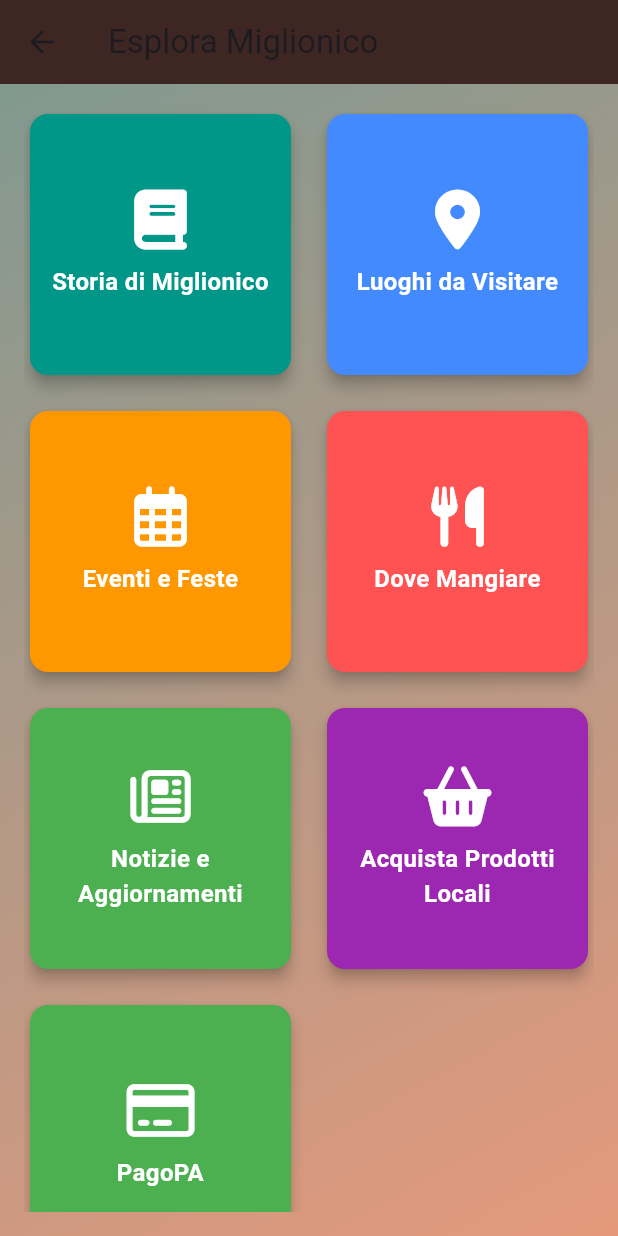
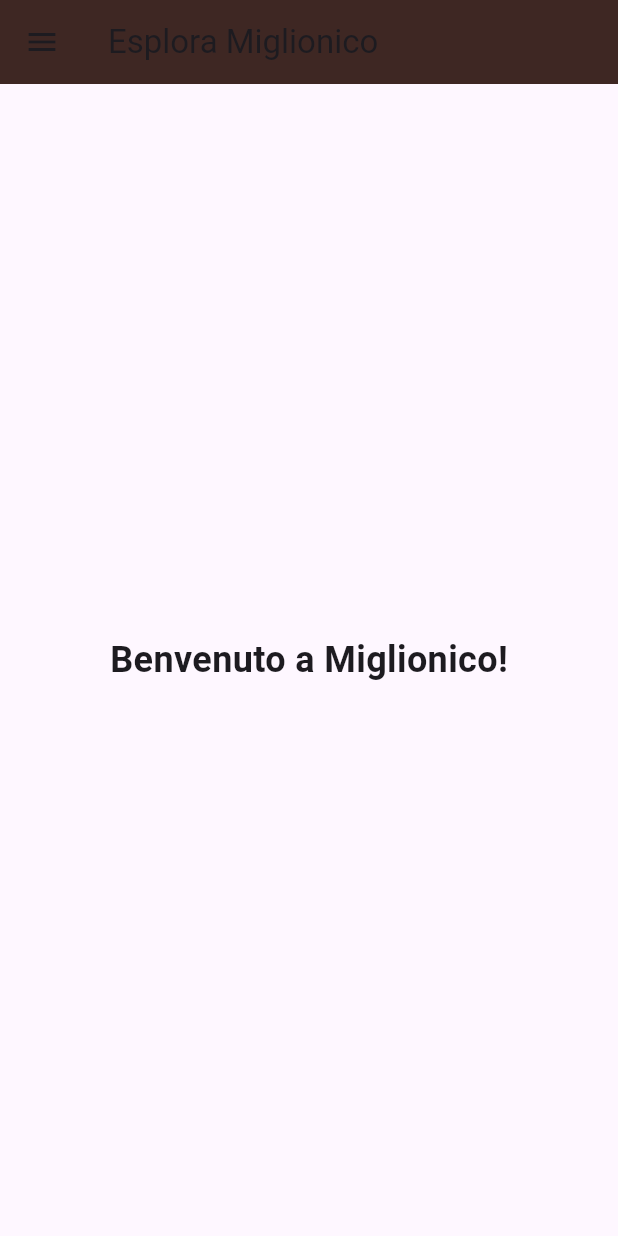
Before and after one commit to byluca/miglionico_mobile, a Flutter app: the MenuScreen screen opened by its route, on a phone screen of 412 x 824 dp. Run offline on Flutter 3.47's test engine with Material 3 defaults, Android fonts, the phone set to English and light mode, and no system bars; our stand-ins replace animated_text_kit, font_awesome_flutter, webview_flutter; network calls fail; Roboto replaces fonts that are missing (Raleway).

Commit message:
design modificato

```diff
--- a/lib/main.dart
+++ b/lib/main.dart
@@ -18,13 +18,8 @@
       // Rotta iniziale
       initialRoute: '/',
       routes: {
-        // Rotta che punta alla WelcomeScreen (schermata di benvenuto)
         '/': (context) => const WelcomeScreen(),
-
-        // Rotta che punta al MenuScreen
         '/menu': (context) => const MenuScreen(),
-
-        // Altre rotte: le classi corrispondenti sono definite sotto
         '/history': (context) => const HistoryScreen(),
         '/places': (context) => const PlacesScreen(),
         '/events': (context) => const EventsScreen(),
@@ -32,8 +27,6 @@
         '/news': (context) => const NewsScreen(),
         '/shop': (context) => const ShopScreen(),
         '/pagoPA': (context) => const PagoPAScreen(),
-
-        // Esempi di altre schermate se vuoi
         '/contacts': (context) => const ContactsScreen(),
         '/about': (context) => const AboutScreen(),
       },
@@ -78,11 +71,10 @@
   @override
   Widget build(BuildContext context) {
     return Scaffold(
-      // Contenitore con gradiente di sfondo
       body: Container(
         decoration: const BoxDecoration(
           gradient: LinearGradient(
-            colors: [Color(0xFF5D4037), Color(0xFF3E2723)], // gradiente marrone
+            colors: [Color(0xFF5D4037), Color(0xFF3E2723)],
             begin: Alignment.topLeft,
             end: Alignment.bottomRight,
           ),
@@ -93,7 +85,6 @@
             child: Column(
               mainAxisAlignment: MainAxisAlignment.center,
               children: [
-                // Testo Animato
                 AnimatedTextKit(
                   animatedTexts: [
                     TypewriterAnimatedText(
@@ -121,14 +112,13 @@
                   stopPauseOnTap: true,
                 ),
                 const SizedBox(height: 50),
-                // Pulsante che porta al Menu
                 ElevatedButton(
                   onPressed: () {
                     Navigator.pushReplacementNamed(context, '/menu');
                   },
                   style: ElevatedButton.styleFrom(
-                    backgroundColor: Colors.white,  // sfondo pulsante
-                    foregroundColor: Colors.brown[700],  // testo pulsante
+                    backgroundColor: Colors.white,
+                    foregroundColor: Colors.brown[700],
                     padding:
                     const EdgeInsets.symmetric(horizontal: 36, vertical: 14),
                     textStyle: const TextStyle(
@@ -151,7 +141,7 @@
   }
 }
 
-/// MENU PRINCIPALE (MenuScreen) - (Il tuo VECCHIO CODICE)
+/// MENU PRINCIPALE (MenuScreen)
 class MenuScreen extends StatefulWidget {
   const MenuScreen({Key? key}) : super(key: key);
 
@@ -159,38 +149,7 @@
   State<MenuScreen> createState() => _MenuScreenState();
 }
 
-class _MenuScreenState extends State<MenuScreen>
-    with SingleTickerProviderStateMixin {
-  late AnimationController _controller;
-  late Animation<Color?> _colorAnimation1;
-  late Animation<Color?> _colorAnimation2;
-
-  @override
-  void initState() {
-    super.initState();
-
-    _controller = AnimationController(
-      vsync: this,
-      duration: const Duration(seconds: 5),
-    )..repeat(reverse: true);
-
-    _colorAnimation1 = ColorTween(
-      begin: Colors.brown[300],
-      end: Colors.teal[300],
-    ).animate(_controller);
-
-    _colorAnimation2 = ColorTween(
-      begin: Colors.orange[300],
-      end: Colors.purple[300],
-    ).animate(_controller);
-  }
-
-  @override
-  void dispose() {
-    _controller.dispose();
-    super.dispose();
-  }
-
+class _MenuScreenState extends State<MenuScreen> {
   @override
   Widget build(BuildContext context) {
     return Scaffold(
@@ -200,123 +159,55 @@
           style: TextStyle(fontFamily: 'Raleway'),
         ),
         backgroundColor: Colors.brown[900],
-        elevation: 0,
       ),
-      body: AnimatedBuilder(
-        animation: _controller,
-        builder: (context, child) {
-          return Container(
-            decoration: BoxDecoration(
-              gradient: LinearGradient(
-                begin: Alignment.topLeft,
-                end: Alignment.bottomRight,
-                colors: [
-                  _colorAnimation1.value ?? Colors.brown,
-                  _colorAnimation2.value ?? Colors.orange,
+      drawer: Drawer(
+        child: ListView(
+          padding: EdgeInsets.zero,
+          children: [
+            DrawerHeader(
+              decoration: BoxDecoration(color: Colors.teal),
+              child: const Text(
+                'Menu Principale',
+                style: TextStyle(
+                  color: Colors.white,
+                  fontSize: 24,
+                ),
+              ),
+            ),
+            _buildDrawerTile(context, 'Storia di Miglionico',
+                FontAwesomeIcons.book, '/history'),
+            _buildDrawerTile(context, 'Luoghi da Visitare',
+                FontAwesomeIcons.mapMarkerAlt, '/places'),
+            _buildDrawerTile(context, 'Eventi e Feste',
+                FontAwesomeIcons.calendarAlt, '/events'),
+            _buildDrawerTile(context, 'Dove Mangiare',
+                FontAwesomeIcons.utensils, '/food'),
+            _buildDrawerTile(context, 'Notizie e Aggiornamenti',
+                FontAwesomeIcons.newspaper, '/news'),
+            _buildDrawerTile(context, 'Acquista Prodotti Locali',
+                FontAwesomeIcons.shoppingBasket, '/shop'),
+            _buildDrawerTile(context, 'PagoPA',
+                FontAwesomeIcons.creditCard, '/pagoPA'),
           ],
         ),
       ),
-            child: Padding(
-              padding: const EdgeInsets.all(16.0),
-              child: GridView.count(
-                crossAxisCount: 2,
-                crossAxisSpacing: 16,
-                mainAxisSpacing: 16,
-                children: [
-                  _buildMenuTile(
-                    context,
-                    'Storia di Miglionico',
-                    FontAwesomeIcons.book,
-                    Colors.teal,
-                    '/history',
+      body: Center(
+        child: const Text(
+          'Benvenuto a Miglionico!',
+          style: TextStyle(fontSize: 24, fontWeight: FontWeight.bold),
         ),
-                  _buildMenuTile(
-                    context,
-                    'Luoghi da Visitare',
-                    FontAwesomeIcons.mapMarkerAlt,
-                    Colors.blueAccent,
-                    '/places',
-                  ),
-                  _buildMenuTile(
-                    context,
-                    'Eventi e Feste',
-                    FontAwesomeIcons.calendarAlt,
-                    Colors.orange,
-                    '/events',
-                  ),
-                  _buildMenuTile(
-                    context,
-                    'Dove Mangiare',
-                    FontAwesomeIcons.utensils,
-                    Colors.redAccent,
-                    '/food',
-                  ),
-                  _buildMenuTile(
-                    context,
-                    'Notizie e Aggiornamenti',
-                    FontAwesomeIcons.newspaper,
-                    Colors.green,
-                    '/news',
-                  ),
-                  _buildMenuTile(
-                    context,
-                    'Acquista Prodotti Locali',
-                    FontAwesomeIcons.shoppingBasket,
-                    Colors.purple,
-                    '/shop',
-                  ),
-                  _buildMenuTile(
-                    context,
-                    'PagoPA',
-                    FontAwesomeIcons.creditCard,
-                    Colors.green,
-                    '/pagoPA',
-                  ),
-                ],
-              ),
-            ),
-          );
-        },
       ),
     );
   }
 
-  Widget _buildMenuTile(
-      BuildContext context,
-      String title,
-      IconData icon,
-      Color color,
-      String route,
-      ) {
-    return GestureDetector(
+  Widget _buildDrawerTile(
+      BuildContext context, String title, IconData icon, String route) {
+    return ListTile(
+      leading: FaIcon(icon, color: Colors.teal),
+      title: Text(title),
       onTap: () {
         Navigator.pushNamed(context, route);
       },
-      child: Card(
-        elevation: 4,
-        shape: RoundedRectangleBorder(borderRadius: BorderRadius.circular(12)),
-        color: color,
-        child: Column(
-          mainAxisAlignment: MainAxisAlignment.center,
-          children: [
-            FaIcon(
-              icon,
-              color: Colors.white,
-              size: 40,
-            ),
-            const SizedBox(height: 10),
-            Text(
-              title,
-              textAlign: TextAlign.center,
-              style: const TextStyle(
-                color: Colors.white,
-                fontWeight: FontWeight.bold,
-                fontSize: 16,
-              ),
-            ),
-          ],
-        ),
-      ),
     );
   }
 }
@@ -332,18 +223,17 @@
         title: const Text('Storia di Miglionico'),
         backgroundColor: Colors.brown[900],
       ),
-      body: const Padding(
-        padding: EdgeInsets.all(16.0),
-        child: Text(
-          'Un po\' di storia...',
-          style: TextStyle(fontSize: 18),
-        ),
+      body: const Center(
+        child: Text('Un po\' di storia...'),
       ),
     );
   }
 }
 
-/// SCHERMATA PLACES (esempio “Luoghi da Visitare”)
+/// Altre schermate seguono lo stesso schema (PlacesScreen, EventsScreen, ecc.)
+// Implementa tutte le schermate per le rotte già definite sopra.
+
+/// SCHERMATA PLACES
 class PlacesScreen extends StatelessWidget {
   const PlacesScreen({Key? key}) : super(key: key);
 
@@ -355,7 +245,10 @@
         backgroundColor: Colors.brown[900],
       ),
       body: const Center(
-        child: Text('Qui puoi mostrare i luoghi da visitare a Miglionico!'),
+        child: Text(
+          'Qui puoi mostrare i luoghi da visitare a Miglionico!',
+          style: TextStyle(fontSize: 18),
+        ),
       ),
     );
   }
@@ -365,27 +258,53 @@
 class EventsScreen extends StatelessWidget {
   const EventsScreen({Key? key}) : super(key: key);
 
+  @override
+  Widget build(BuildContext context) {
+    return Scaffold(
+      appBar: AppBar(
+        title: const Text('Eventi e Feste'),
+        backgroundColor: Colors.brown[900],
+      ),
+      body: ListView(
+        padding: const EdgeInsets.all(16.0),
+        children: [
+          _buildEventCard(
+            title: 'Festa Medievale',
+            date: '12 Dicembre 2024',
+            description: 'Un tuffo nel passato con costumi e spettacoli medievali.',
+          ),
+          const SizedBox(height: 16),
+          _buildEventCard(
+            title: 'Sagra del Pane',
+            date: '18 Gennaio 2025',
+            description: 'Degustazione di pane tradizionale e prodotti locali.',
+          ),
+        ],
+      ),
+    );
+  }
+
   Widget _buildEventCard({
     required String title,
     required String date,
     required String description,
   }) {
     return Card(
-      shape: RoundedRectangleBorder(
-        borderRadius: BorderRadius.circular(16.0),
-      ),
+      shape: RoundedRectangleBorder(borderRadius: BorderRadius.circular(16.0)),
       elevation: 4,
       child: Padding(
         padding: const EdgeInsets.all(16.0),
         child: Column(
           crossAxisAlignment: CrossAxisAlignment.start,
           children: [
-            Text(title,
+            Text(
+              title,
               style: const TextStyle(
                 fontSize: 18,
                 fontWeight: FontWeight.bold,
                 color: Colors.brown,
-                )),
+              ),
+            ),
             const SizedBox(height: 4),
             Text(
               date,
@@ -408,35 +327,9 @@
       ),
     );
   }
-
-  @override
-  Widget build(BuildContext context) {
-    return Scaffold(
-      appBar: AppBar(
-        title: const Text('Eventi'),
-        backgroundColor: Colors.brown,
-      ),
-      body: ListView(
-        padding: const EdgeInsets.all(16.0),
-        children: [
-          _buildEventCard(
-            title: 'Festa Medievale',
-            date: '12 Dicembre 2024',
-            description: 'Un tuffo nel passato con costumi e spettacoli.',
-          ),
-          const SizedBox(height: 16),
-          _buildEventCard(
-            title: 'Sagra del Pane',
-            date: '18 Gennaio 2025',
-            description: 'Degustazione di pane tradizionale.',
-          ),
-        ],
-      ),
-    );
-  }
 }
 
-/// SCHERMATA FOOD (esempio “Dove Mangiare”)
+/// SCHERMATA FOOD
 class FoodScreen extends StatelessWidget {
   const FoodScreen({Key? key}) : super(key: key);
 
@@ -448,13 +341,16 @@
         backgroundColor: Colors.brown[900],
       ),
       body: const Center(
-        child: Text('Lista dei ristoranti, pizzerie, ecc.'),
+        child: Text(
+          'Qui puoi mostrare una lista di ristoranti, pizzerie e trattorie locali.',
+          style: TextStyle(fontSize: 18),
+        ),
       ),
     );
   }
 }
 
-/// SCHERMATA NEWS (esempio “Notizie e Aggiornamenti”)
+/// SCHERMATA NEWS
 class NewsScreen extends StatelessWidget {
   const NewsScreen({Key? key}) : super(key: key);
 
@@ -466,13 +362,16 @@
         backgroundColor: Colors.brown[900],
       ),
       body: const Center(
-        child: Text('Qui inserisci le ultime notizie su Miglionico.'),
+        child: Text(
+          'Qui puoi inserire le ultime notizie su Miglionico e gli aggiornamenti per i cittadini.',
+          style: TextStyle(fontSize: 18),
+        ),
       ),
     );
   }
 }
 
-/// SCHERMATA SHOP (esempio “Acquista Prodotti Locali”)
+/// SCHERMATA SHOP
 class ShopScreen extends StatelessWidget {
   const ShopScreen({Key? key}) : super(key: key);
 
@@ -484,7 +383,10 @@
         backgroundColor: Colors.brown[900],
       ),
       body: const Center(
-        child: Text('Elenco di prodotti locali da acquistare.'),
+        child: Text(
+          'Elenco di prodotti locali disponibili per l\'acquisto.',
+          style: TextStyle(fontSize: 18),
+        ),
       ),
     );
   }
@@ -504,7 +406,6 @@
   @override
   void initState() {
     super.initState();
-    // Se hai bisogno di impostare la piattaforma per la WebView su Android
     WebView.platform = SurfaceAndroidWebView();
   }
 
@@ -512,7 +413,7 @@
   Widget build(BuildContext context) {
     return Scaffold(
       appBar: AppBar(
-        title: const Text("PagoPA"),
+        title: const Text('PagoPA'),
         backgroundColor: Colors.brown[900],
       ),
       body: WebView(
@@ -527,7 +428,7 @@
   }
 }
 
-/// SCHERMATA CONTATTI (facoltativa)
+/// SCHERMATA CONTATTI
 class ContactsScreen extends StatelessWidget {
   const ContactsScreen({Key? key}) : super(key: key);
 
@@ -536,11 +437,11 @@
     return Scaffold(
       appBar: AppBar(
         title: const Text('Contatti'),
-        backgroundColor: Colors.brown,
+        backgroundColor: Colors.brown[900],
       ),
       body: const Center(
         child: Text(
-          'Questa è la schermata dei Contatti!',
+          'Elenco dei contatti del Comune di Miglionico.',
           style: TextStyle(fontSize: 18),
         ),
       ),
@@ -548,14 +449,17 @@
   }
 }
 
-/// SCHERMATA ABOUT (facoltativa)
+/// SCHERMATA ABOUT
 class AboutScreen extends StatelessWidget {
   const AboutScreen({Key? key}) : super(key: key);
 
   @override
   Widget build(BuildContext context) {
     return Scaffold(
-      // Non ho messo un AppBar qui, ma puoi aggiungerla se vuoi
+      appBar: AppBar(
+        title: const Text('About Miglionico Mobile'),
+        backgroundColor: Colors.brown[900],
+      ),
       body: Center(
         child: Padding(
           padding: const EdgeInsets.all(16.0),
@@ -574,7 +478,7 @@
               ),
               SizedBox(height: 10),
               Text(
-                'Un\'app per scoprire eventi e storie su Miglionico.',
+                'Un\'app dedicata a cittadini e turisti per scoprire Miglionico.',
                 textAlign: TextAlign.center,
                 style: TextStyle(fontSize: 16),
               ),
```
Also changed, not shown: lib/screens/HomeScreen.dart (deleted, +0 -66 lines), lib/screens/MenuScreen.dart (+76 -90 lines), lib/screens/history/CastleScreen.dart (added). Lines whose indentation alone changed are shown as unchanged.
